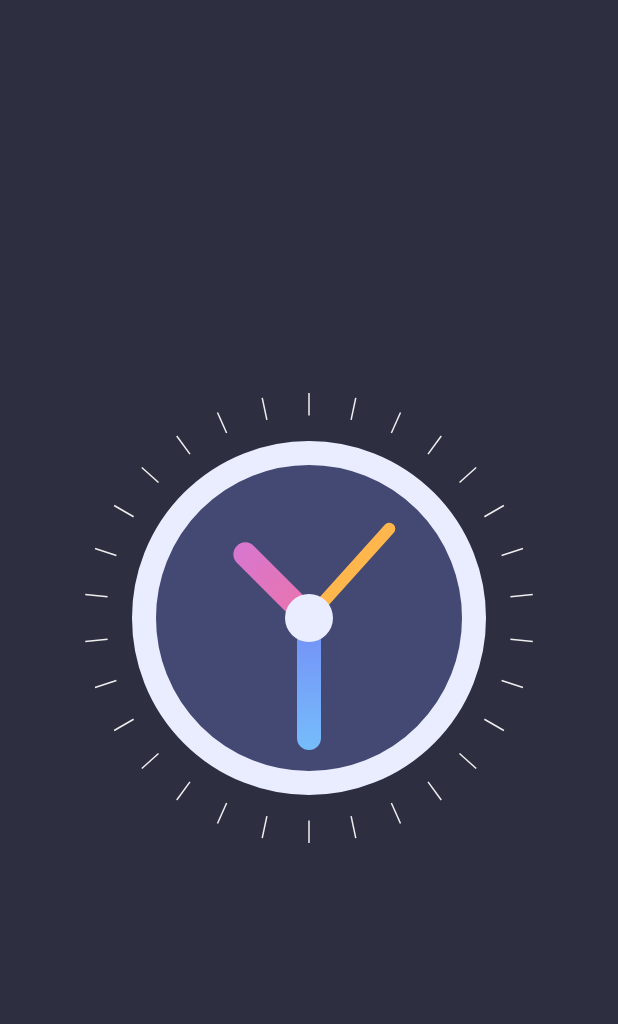
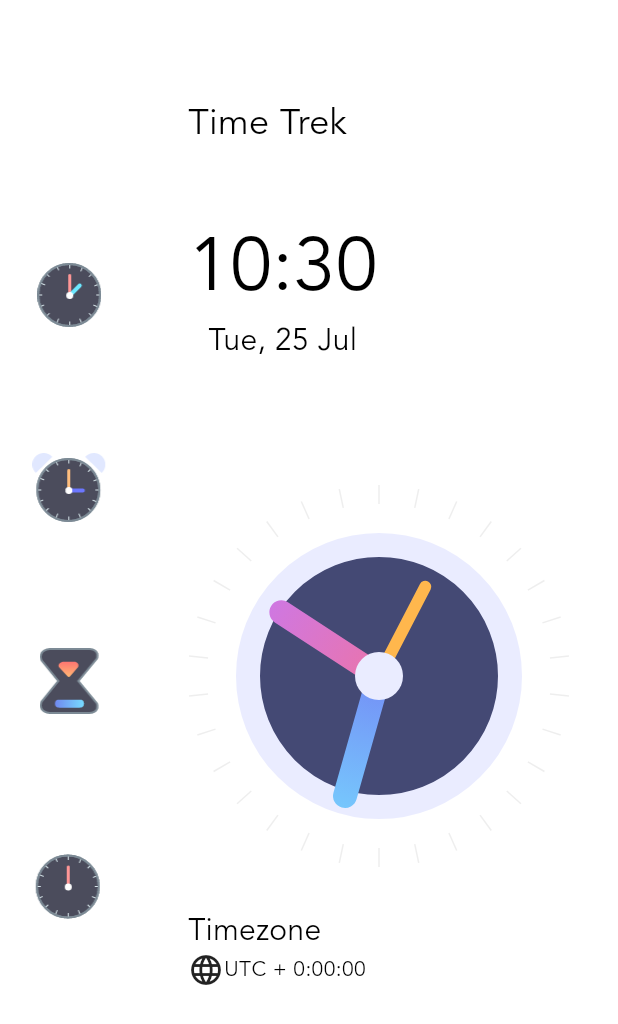
Before and after one commit to The-Naveen-Chandra/TimeTrek, a Flutter app: the screen it shows after launch, on a phone screen of 412 x 824 dp. Shown: the top 1024 px of the screen. Run offline on Flutter 3.47's test engine with Material 2 defaults, Android fonts, the phone set to English and light mode, and no system bars.

Commit message:
Styling the homepage

```diff
--- a/lib/components/clock_view.dart
+++ b/lib/components/clock_view.dart
@@ -11,12 +11,19 @@ class ClockView extends StatefulWidget {
 }
 
 class _ClockViewState extends State<ClockView> {
+  late Timer timer;
   @override
   void initState() {
-    Timer.periodic(const Duration(seconds: 1), (timer) {
+    timer = Timer.periodic(const Duration(seconds: 1), (timer) {
       setState(() {});
     });
     super.initState();
+  }
+
+  @override
+  void dispose() {
+    timer.cancel();
+    super.dispose();
   }
 
   @override
--- a/lib/home/home_screen.dart
+++ b/lib/home/home_screen.dart
@@ -1,4 +1,5 @@
 import 'package:flutter/material.dart';
+import 'package:intl/intl.dart';
 import 'package:timetrek_app/components/clock_view.dart';
 
 class HomeScreen extends StatefulWidget {
@@ -11,11 +12,157 @@ class HomeScreen extends StatefulWidget {
 class _HomeScreenState extends State<HomeScreen> {
   @override
   Widget build(BuildContext context) {
+    // current time variable
+    var now = DateTime.now();
+
+    // formatted time and data variable
+    var formattedTime = DateFormat('HH:mm').format(now);
+    var formattedDate = DateFormat('EEE, d MMM').format(now);
+    var timezoneString = now.timeZoneOffset.toString().split('.').first;
+
+    var offSection = '';
+    if (timezoneString.startsWith('-')) offSection = '+';
+
     return Scaffold(
-      body: Container(
-        alignment: Alignment.center,
-        color: Color(0xff2d2f41),
-        child: ClockView(),
+      body: Row(
+        children: [
+          Column(
+            mainAxisAlignment: MainAxisAlignment.center,
+            children: [
+              buildMenuButton("Clock", "assets/images/clock_icon.png"),
+              buildMenuButton("Alarm", "assets/images/alarm_icon.png"),
+              buildMenuButton("Timer", "assets/images/timer_icon.png"),
+              buildMenuButton("Stopwatch", "assets/images/stopwatch_icon.png"),
+            ],
+          ),
+          const VerticalDivider(
+            color: Colors.white54,
+            width: 1,
+          ),
+          Expanded(
+            child: Container(
+              padding: const EdgeInsets.symmetric(horizontal: 32, vertical: 64),
+              alignment: Alignment.center,
+              // color: const Color(0xff2d2f41),
+              child: Column(
+                crossAxisAlignment: CrossAxisAlignment.start,
+                children: [
+                  // time trek
+                  const Flexible(
+                    flex: 1,
+                    fit: FlexFit.tight,
+                    child: Text(
+                      "Time Trek",
+                      style: TextStyle(
+                        fontFamily: 'avenir',
+                        fontSize: 24,
+                      ),
+                    ),
+                  ),
+
+                  // Time text
+                  Flexible(
+                    flex: 2,
+                    child: Column(
+                      mainAxisAlignment: MainAxisAlignment.start,
+                      children: [
+                        Text(
+                          formattedTime,
+                          style: const TextStyle(
+                            fontFamily: 'avenir',
+                            fontSize: 50,
+                          ),
+                        ),
+
+                        // Date text
+                        Text(
+                          formattedDate,
+                          style: const TextStyle(
+                            fontFamily: 'avenir',
+                            fontSize: 20,
+                          ),
+                        ),
+                      ],
+                    ),
+                  ),
+
+                  // Real time Clock View
+                  const Flexible(
+                    flex: 4,
+                    fit: FlexFit.tight,
+                    child: Align(
+                      alignment: Alignment.center,
+                      child: ClockView(),
+                    ),
+                  ),
+
+                  // timezone
+                  Flexible(
+                    flex: 2,
+                    fit: FlexFit.tight,
+                    child: Column(
+                      crossAxisAlignment: CrossAxisAlignment.start,
+                      children: [
+                        const Text(
+                          "Timezone",
+                          style: TextStyle(
+                            fontFamily: 'avenir',
+                            fontSize: 20,
+                          ),
+                        ),
+                        // timezone
+                        Row(
+                          children: [
+                            const Icon(
+                              Icons.language,
+                            ),
+                            // const SizedBox(width: 16),
+                            Text(
+                              "UTC$offSection + $timezoneString",
+                              style: const TextStyle(
+                                fontFamily: 'avenir',
+                                fontSize: 14,
+                              ),
+                            )
+                          ],
+                        ),
+                      ],
+                    ),
+                  ),
+                ],
+              ),
+            ),
+          ),
+        ],
+      ),
+    );
+  }
+
+  Padding buildMenuButton(String title, String image) {
+    return Padding(
+      padding: const EdgeInsets.symmetric(vertical: 16),
+      child: TextButton(
+        onPressed: () {},
+        child: Column(
+          children: [
+            // assets
+            Image.asset(
+              image,
+              scale: 1.5,
+            ),
+
+            const SizedBox(height: 16),
+
+            // text
+            Text(
+              title,
+              style: const TextStyle(
+                fontFamily: 'avenir',
+                color: Colors.white,
+              ),
+            ),
+          ],
+        ),
       ),
     );
   }
```
